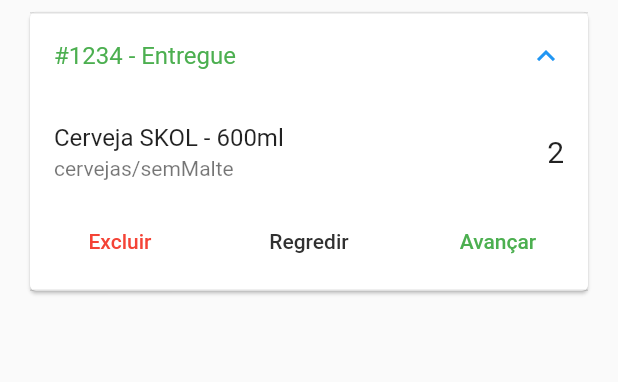
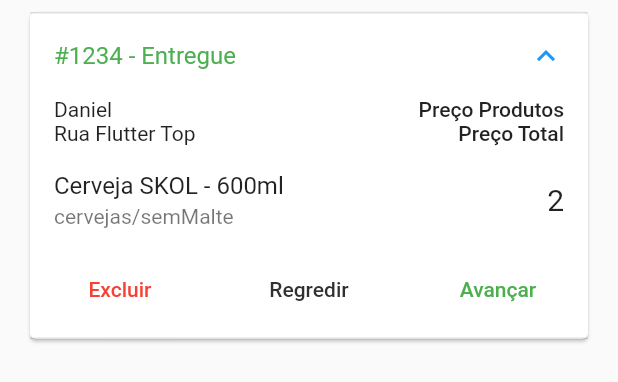
Before and after one commit to jvmineiro/gerente_loja, a Flutter app: the OrderTile widget shown alone on an empty page, opened directly, after a tap on "#1234 - Entregue", on a phone screen of 412 x 824 dp. Shown: the top 382 px of the screen. Run offline on Flutter 3.47's test engine with Material 2 defaults, Android fonts, the phone set to English and light mode, and no system bars; our stand-ins replace cloud_firestore, firebase_auth, rxdart, shimmer; missing offline and left inert: bloc_pattern; accounts and stored records are empty.

```diff
--- /dev/null
+++ b/lib/widgets/order_header.dart
@@ -0,0 +1,27 @@
+import 'package:flutter/material.dart';
+
+class OrderHeader extends StatelessWidget {
+  @override
+  Widget build(BuildContext context) {
+    return Row(
+      children: <Widget>[
+        Expanded(
+          child: Column(
+            crossAxisAlignment: CrossAxisAlignment.start,
+            children: <Widget>[
+              Text("Daniel"),
+              Text("Rua Flutter Top"),
+            ],
+          ),
+        ),
+        Column(
+          crossAxisAlignment: CrossAxisAlignment.end,
+          children: <Widget>[
+            Text("Preço Produtos", style: TextStyle(fontWeight: FontWeight.w500),),
+            Text("Preço Total", style: TextStyle(fontWeight: FontWeight.w500),)
+          ],
+        ),
+      ],
+    );
+  }
+}
--- a/lib/widgets/order_tile.dart
+++ b/lib/widgets/order_tile.dart
@@ -1,4 +1,6 @@
 import 'package:flutter/material.dart';
+
+import 'order_header.dart';
 
 class OrderTile extends StatelessWidget {
   @override
@@ -17,6 +19,7 @@ class OrderTile extends StatelessWidget {
               child: Column(
                 crossAxisAlignment: CrossAxisAlignment.stretch,
                 children: <Widget>[
+                  OrderHeader(),
                   Column(
                     mainAxisSize: MainAxisSize.min,
                     children: <Widget>[
```
Also changed, not shown: lib/blocs/orders_bloc.dart (added, +47 -0 lines).
